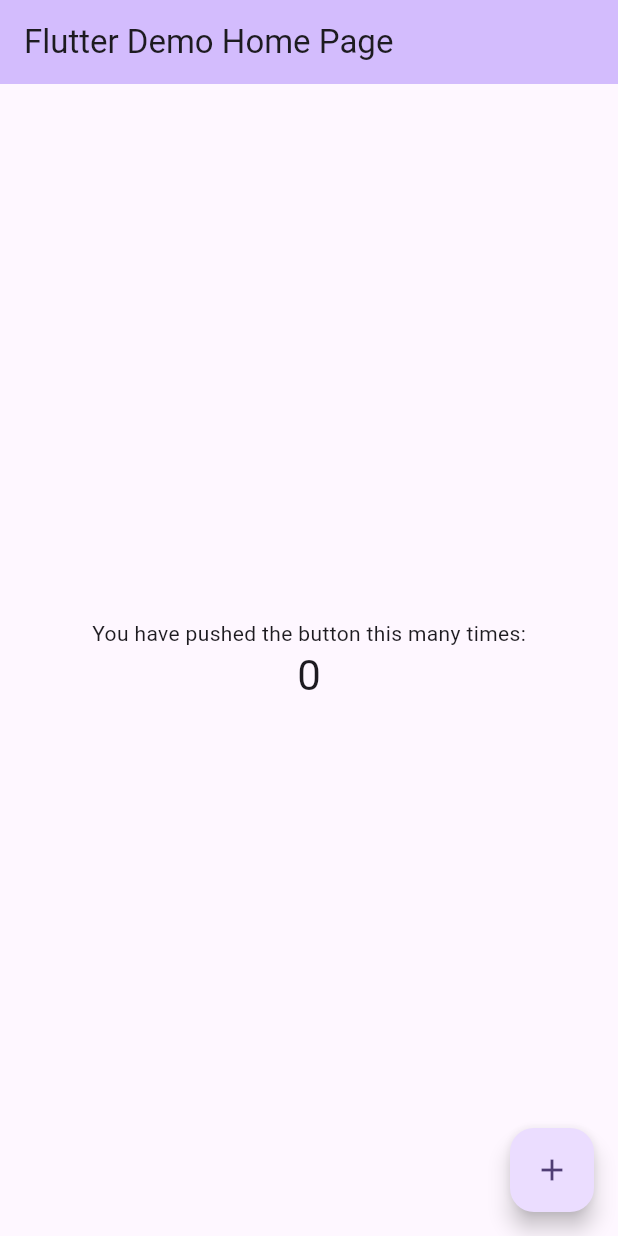
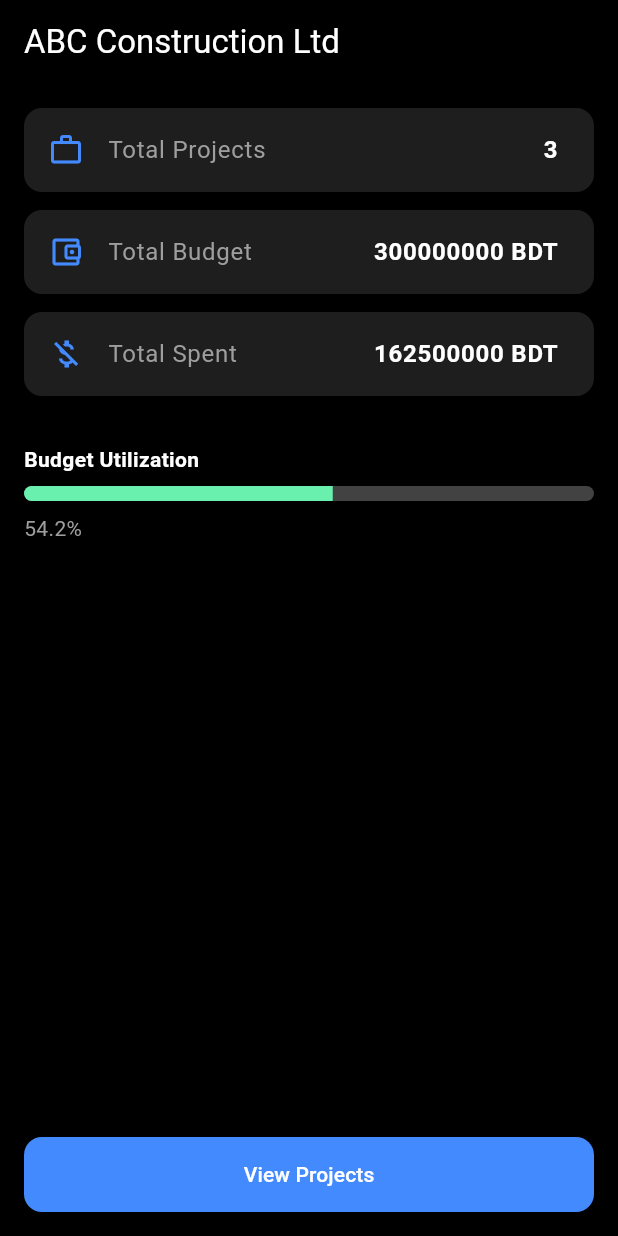
Before and after one commit to atik-sabuj/abc_erp, a Flutter app: the screen it shows after launch, on a phone screen of 412 x 824 dp. Run offline on Flutter 3.47's test engine with Material 3 defaults, Android fonts, the phone set to English and light mode, and no system bars.

Commit message:
Dashboard and Project Page

```diff
--- a/lib/main.dart
+++ b/lib/main.dart
@@ -1,4 +1,6 @@
+import 'package:abc_erp/screens/dashboard_page.dart';
 import 'package:flutter/material.dart';
+
 
 void main() {
   runApp(const MyApp());
@@ -7,116 +9,16 @@ void main() {
 class MyApp extends StatelessWidget {
   const MyApp({super.key});
 
-  // This widget is the root of your application.
   @override
   Widget build(BuildContext context) {
     return MaterialApp(
-      title: 'Flutter Demo',
+      title: 'ABC ERP',
+      debugShowCheckedModeBanner: false,
       theme: ThemeData(
-        // This is the theme of your application.
-        //
-        // TRY THIS: Try running your application with "flutter run". You'll see
-        // the application has a purple toolbar. Then, without quitting the app,
-        // try changing the seedColor in the colorScheme below to Colors.green
-        // and then invoke "hot reload" (save your changes or press the "hot
-        // reload" button in a Flutter-supported IDE, or press "r" if you used
-        // the command line to start the app).
-        //
-        // Notice that the counter didn't reset back to zero; the application
-        // state is not lost during the reload. To reset the state, use hot
-        // restart instead.
-        //
-        // This works for code too, not just values: Most code changes can be
-        // tested with just a hot reload.
-        colorScheme: .fromSeed(seedColor: Colors.deepPurple),
+        useMaterial3: true,
+        colorSchemeSeed: Colors.blue,
       ),
-      home: const MyHomePage(title: 'Flutter Demo Home Page'),
+      home: const DashboardPage(),
     );
   }
 }
-
-class MyHomePage extends StatefulWidget {
-  const MyHomePage({super.key, required this.title});
-
-  // This widget is the home page of your application. It is stateful, meaning
-  // that it has a State object (defined below) that contains fields that affect
-  // how it looks.
-
-  // This class is the configuration for the state. It holds the values (in this
-  // case the title) provided by the parent (in this case the App widget) and
-  // used by the build method of the State. Fields in a Widget subclass are
-  // always marked "final".
-
-  final String title;
-
-  @override
-  State<MyHomePage> createState() => _MyHomePageState();
-}
-
-class _MyHomePageState extends State<MyHomePage> {
-  int _counter = 0;
-
-  void _incrementCounter() {
-    setState(() {
-      // This call to setState tells the Flutter framework that something has
-      // changed in this State, which causes it to rerun the build method below
-      // so that the display can reflect the updated values. If we changed
-      // _counter without calling setState(), then the build method would not be
-      // called again, and so nothing would appear to happen.
-      _counter++;
-    });
-  }
-
-  @override
-  Widget build(BuildContext context) {
-    // This method is rerun every time setState is called, for instance as done
-    // by the _incrementCounter method above.
-    //
-    // The Flutter framework has been optimized to make rerunning build methods
-    // fast, so that you can just rebuild anything that needs updating rather
-    // than having to individually change instances of widgets.
-    return Scaffold(
-      appBar: AppBar(
-        // TRY THIS: Try changing the color here to a specific color (to
-        // Colors.amber, perhaps?) and trigger a hot reload to see the AppBar
-        // change color while the other colors stay the same.
-        backgroundColor: Theme.of(context).colorScheme.inversePrimary,
-        // Here we take the value from the MyHomePage object that was created by
-        // the App.build method, and use it to set our appbar title.
-        title: Text(widget.title),
-      ),
-      body: Center(
-        // Center is a layout widget. It takes a single child and positions it
-        // in the middle of the parent.
-        child: Column(
-          // Column is also a layout widget. It takes a list of children and
-          // arranges them vertically. By default, it sizes itself to fit its
-          // children horizontally, and tries to be as tall as its parent.
-          //
-          // Column has various properties to control how it sizes itself and
-          // how it positions its children. Here we use mainAxisAlignment to
-          // center the children vertically; the main axis here is the vertical
-          // axis because Columns are vertical (the cross axis would be
-          // horizontal).
-          //
-          // TRY THIS: Invoke "debug painting" (choose the "Toggle Debug Paint"
-          // action in the IDE, or press "p" in the console), to see the
-          // wireframe for each widget.
-          mainAxisAlignment: .center,
-          children: [
-            const Text('You have pushed the button this many times:'),
-            Text(
-              '$_counter',
-              style: Theme.of(context).textTheme.headlineMedium,
-            ),
-          ],
-        ),
-      ),
-      floatingActionButton: FloatingActionButton(
-        onPressed: _incrementCounter,
-        tooltip: 'Increment',
-        child: const Icon(Icons.add),
-      ),
-    );
-  }
-}
--- /dev/null
+++ b/lib/screens/dashboard_page.dart
@@ -0,0 +1,171 @@
+import 'dart:convert';
+import 'package:abc_erp/screens/project_list_page.dart';
+import 'package:flutter/material.dart';
+import 'package:flutter/services.dart';
+
+class DashboardPage extends StatefulWidget {
+  const DashboardPage({super.key});
+
+  @override
+  State<DashboardPage> createState() => _DashboardPageState();
+}
+
+class _DashboardPageState extends State<DashboardPage> {
+  bool isLoading = true;
+
+  String companyName = '';
+  int totalProjects = 0;
+  int totalBudget = 0;
+  int totalSpent = 0;
+
+  @override
+  void initState() {
+    super.initState();
+    loadJsonData();
+  }
+
+  Future<void> loadJsonData() async {
+    final jsonString =
+    await rootBundle.loadString('assets/data.json');
+    final Map<String, dynamic> data = json.decode(jsonString);
+
+    final company = data['company'];
+    final projects = company['projects'] as List;
+
+    companyName = company['name'];
+    totalProjects = projects.length;
+
+    for (var project in projects) {
+      totalBudget += project['budget']['total'] as int;
+      totalSpent += project['budget']['spent'] as int;
+    }
+
+    setState(() => isLoading = false);
+  }
+
+  @override
+  Widget build(BuildContext context) {
+    return Scaffold(
+      backgroundColor: Colors.black,
+      appBar: AppBar(
+        backgroundColor: Colors.black,
+        elevation: 0,
+        title: Text(
+          companyName.isEmpty ? 'Dashboard' : companyName,
+          style: const TextStyle(color: Colors.white),
+        ),
+      ),
+      body: isLoading
+          ? const Center(
+        child: CircularProgressIndicator(color: Colors.white),
+      )
+          : Padding(
+        padding: const EdgeInsets.all(16),
+        child: Column(
+          crossAxisAlignment: CrossAxisAlignment.start,
+          children: [
+            _summaryCard(
+              title: 'Total Projects',
+              value: totalProjects.toString(),
+              icon: Icons.work_outline,
+            ),
+            _summaryCard(
+              title: 'Total Budget',
+              value: '$totalBudget BDT',
+              icon: Icons.account_balance_wallet_outlined,
+            ),
+            _summaryCard(
+              title: 'Total Spent',
+              value: '$totalSpent BDT',
+              icon: Icons.money_off_csred_outlined,
+            ),
+
+            const SizedBox(height: 20),
+
+            const Text(
+              'Budget Utilization',
+              style: TextStyle(
+                color: Colors.white,
+                fontWeight: FontWeight.bold,
+              ),
+            ),
+            const SizedBox(height: 8),
+
+            ClipRRect(
+              borderRadius: BorderRadius.circular(8),
+              child: LinearProgressIndicator(
+                minHeight: 10,
+                value: totalSpent / totalBudget,
+                backgroundColor: Colors.grey.shade800,
+                valueColor: const AlwaysStoppedAnimation(
+                  Colors.greenAccent,
+                ),
+              ),
+            ),
+
+            const SizedBox(height: 8),
+
+            Text(
+              '${((totalSpent / totalBudget) * 100).toStringAsFixed(1)}%',
+              style: const TextStyle(color: Colors.grey),
+            ),
+
+            const Spacer(),
+
+            SizedBox(
+              width: double.infinity,
+              height: 50,
+              child: ElevatedButton(
+                style: ElevatedButton.styleFrom(
+                  backgroundColor: Colors.blueAccent,
+                  shape: RoundedRectangleBorder(
+                    borderRadius: BorderRadius.circular(12),
+                  ),
+                ),
+                child: const Text(
+                  'View Projects',
+                  style: TextStyle(color: Colors.white),
+                ),
+                  onPressed: () {
+                    Navigator.push(
+                      context,
+                      MaterialPageRoute(builder: (context) => const ProjectListPage()),
+                    );
+                  },
+              ),
+            ),
+          ],
+        ),
+      ),
+    );
+  }
+
+  Widget _summaryCard({
+    required String title,
+    required String value,
+    required IconData icon,
+  }) {
+    return Card(
+      color: const Color(0xFF1E1E1E),
+      margin: const EdgeInsets.only(bottom: 12),
+      shape: RoundedRectangleBorder(
+        borderRadius: BorderRadius.circular(12),
+      ),
+      child: ListTile(
+        leading: Icon(icon, color: Colors.blueAccent),
+        title: Text(
+          title,
+          style: const TextStyle(color: Colors.grey),
+        ),
+        trailing: Text(
+          value,
+          style: const TextStyle(
+            color: Colors.white,
+            fontWeight: FontWeight.bold,
+            fontSize: 16,
+          ),
+        ),
+      ),
+    );
+  }
+}
--- a/pubspec.yaml
+++ b/pubspec.yaml
@@ -57,10 +57,8 @@ flutter:
   # the material Icons class.
   uses-material-design: true
 
-  # To add assets to your application, add an assets section, like this:
-  # assets:
-  #   - images/a_dot_burr.jpeg
-  #   - images/a_dot_ham.jpeg
+  assets:
+    - assets/data.json
 
   # An image asset can refer to one or more resolution-specific "variants", see
   # https://flutter.dev/to/resolution-aware-images
```
Also changed, not shown: assets/data.json (added, +267 -0 lines), lib/screens/project_list_page.dart (added, +188 -0 lines), 3 other files.
